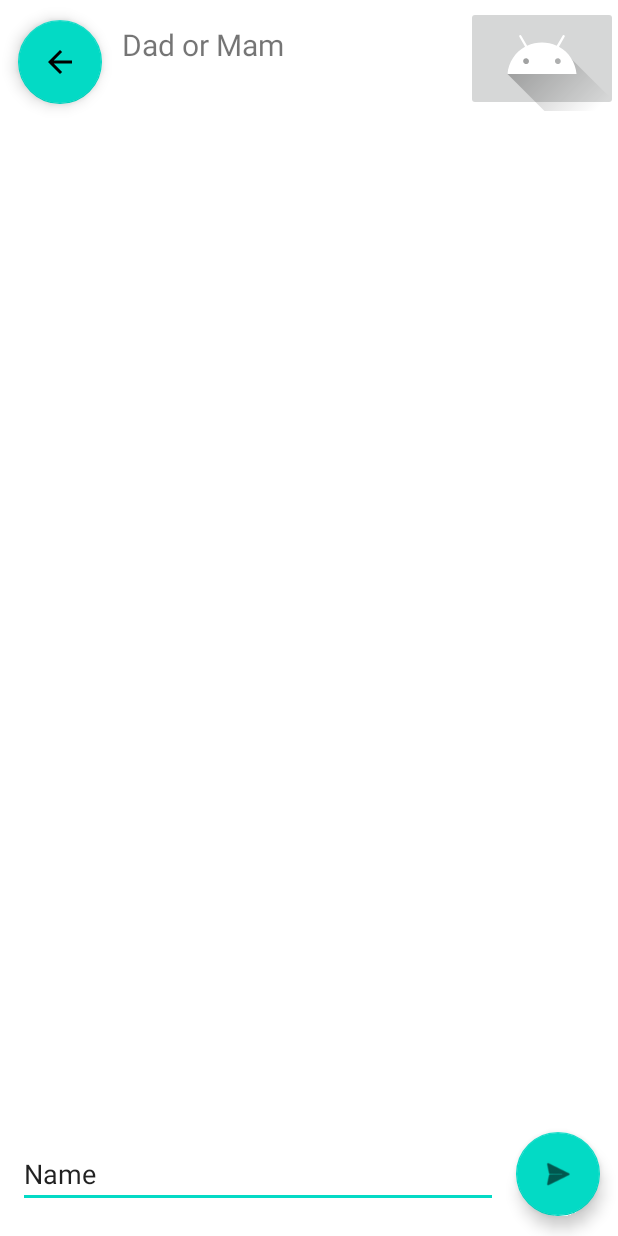
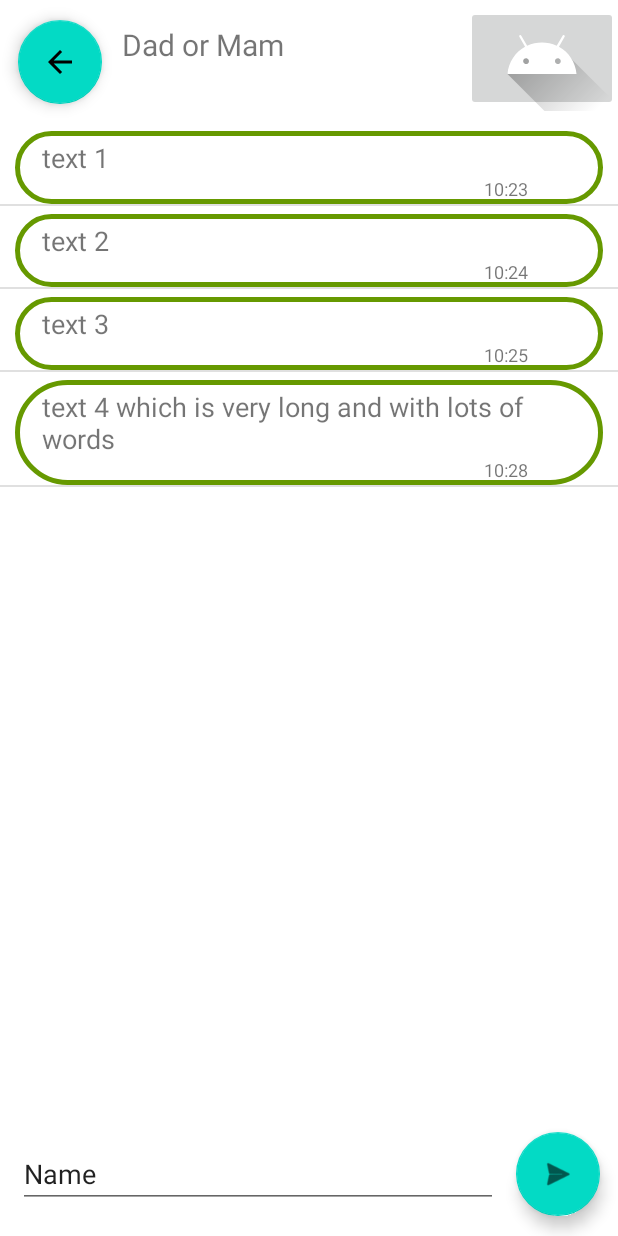
Before and after one commit to Davidkatom/MessagingApp, an Android app: the screen it shows after launch (ChatScreen before the commit, ChatActivity after it), after a tap on "SIGN IN", on a phone screen of 412 x 824 dp. Run offline under Robolectric (Android 15) with nearby library versions, the phone set to English and light mode, and no system bars.

Commit message:
chat adapter and messages and so

```diff
--- a/ex3/app/src/main/AndroidManifest.xml
+++ b/ex3/app/src/main/AndroidManifest.xml
@@ -14,7 +14,7 @@
         android:theme="@style/Theme.MyApplication"
         tools:targetApi="31">
         <activity
-            android:name=".ChatScreen"
+            android:name=".ChatActivity"
             android:exported="false" />
         <activity
             android:name=".ContactScreen"
--- /dev/null
+++ b/ex3/app/src/main/java/com/example/myapplication/ChatActivity.java
@@ -0,0 +1,40 @@
+package com.example.myapplication;
+
+import android.os.Bundle;
+import android.widget.ListView;
+
+import androidx.appcompat.app.AppCompatActivity;
+
+import com.google.android.material.floatingactionbutton.FloatingActionButton;
+
+import java.util.ArrayList;
+
+public class ChatActivity extends AppCompatActivity {
+
+    final private String [] tempMessages = {"text 1","text 2","text 3","text 4 which is very long and with lots of words"};
+    final private String [] tempMessagesTimes = {"10:23","10:24","10:25","10:28"};
+
+
+    ListView listview;
+    MessagesListAdapter adapter;
+    @Override
+    protected void onCreate(Bundle savedInstanceState) {
+        super.onCreate(savedInstanceState);
+        setContentView(R.layout.activity_chat_screen);
+
+        FloatingActionButton fab_backFromChat = findViewById(R.id.btn_backFromChat);
+        fab_backFromChat.setOnClickListener(v -> finish());
+
+        //from here we can get the messages from the database
+
+        ArrayList<Message> messages = new ArrayList<>();
+
+        for (int i = 0; i < tempMessages.length; i++) {
+            messages.add(new Message(tempMessages[i], i%2==0, "12/12/12", tempMessagesTimes[i]));
+        }
+        listview = findViewById(R.id.listView_messages);
+        adapter = new MessagesListAdapter(this, messages);
+        listview.setAdapter(adapter);
+        listview.setClickable(false);
+    }
+}
--- a/ex3/app/src/main/java/com/example/myapplication/ChatScreen.java
+++ /dev/null
@@ -1,14 +0,0 @@
-package com.example.myapplication;
-
-import android.os.Bundle;
-
-import androidx.appcompat.app.AppCompatActivity;
-
-public class ChatScreen extends AppCompatActivity {
-
-    @Override
-    protected void onCreate(Bundle savedInstanceState) {
-        super.onCreate(savedInstanceState);
-        setContentView(R.layout.activity_chat_screen);
-    }
-}
--- a/ex3/app/src/main/java/com/example/myapplication/LoginScreen.java
+++ b/ex3/app/src/main/java/com/example/myapplication/LoginScreen.java
@@ -22,7 +22,7 @@ public class LoginScreen extends AppCompatActivity {
 
         Button btnSignIn = findViewById(R.id.btnSignIn);
         btnSignIn.setOnClickListener(v->{
-            Intent i = new Intent(this,ChatScreen.class);
+            Intent i = new Intent(this, ChatActivity.class);
             startActivity(i);
         });
     }
--- /dev/null
+++ b/ex3/app/src/main/java/com/example/myapplication/Message.java
@@ -0,0 +1,31 @@
+package com.example.myapplication;
+
+public class Message {
+    private final String text;
+    private final Boolean isSent;
+    private final String Date;
+    private final String Time;
+
+    public Message(String text, Boolean isSent, String date, String time) {
+        this.text = text;
+        this.isSent = isSent;
+        Date = date;
+        Time = time;
+    }
+
+    public String getText() {
+        return text;
+    }
+
+    public Boolean getSent() {
+        return isSent;
+    }
+
+    public String getDate() {
+        return Date;
+    }
+
+    public String getTime() {
+        return Time;
+    }
+}
--- /dev/null
+++ b/ex3/app/src/main/java/com/example/myapplication/MessagesListAdapter.java
@@ -0,0 +1,38 @@
+package com.example.myapplication;
+
+import android.content.Context;
+import android.view.LayoutInflater;
+import android.view.View;
+import android.view.ViewGroup;
+import android.widget.ArrayAdapter;
+import android.widget.TextView;
+
+import androidx.annotation.Nullable;
+
+import java.util.ArrayList;
+
+public class MessagesListAdapter extends ArrayAdapter<Message> {
+
+    LayoutInflater inflater;
+
+    public MessagesListAdapter(Context context, ArrayList<Message> messages) {
+        super(context, R.layout.message_item, messages);
+        this.inflater = LayoutInflater.from(context);
+    }
+    @Nullable
+    @Override
+    public View getView(int position, @Nullable View convertView, @Nullable ViewGroup parent){
+        Message msg = getItem(position);
+        if(convertView == null)
+            convertView = inflater.inflate(R.layout.message_item, parent, false);
+
+        TextView msg_text = convertView.findViewById(R.id.Message_text);
+        TextView msg_time = convertView.findViewById(R.id.Message_time);
+
+        msg_text.setText(msg.getText());
+        msg_time.setText(msg.getTime());
+
+        return convertView;
+    }
+
+}
--- /dev/null
+++ b/ex3/app/src/main/res/drawable/message_box.xml
@@ -0,0 +1,5 @@
+<?xml version="1.0" encoding="utf-8"?>
+<shape xmlns:android="http://schemas.android.com/apk/res/android">
+<stroke android:color="@android:color/holo_green_dark" android:width="3dp"/>
+    <corners android:radius="50dp"/>
+</shape>
--- a/ex3/app/src/main/res/layout/activity_chat_screen.xml
+++ b/ex3/app/src/main/res/layout/activity_chat_screen.xml
@@ -4,7 +4,7 @@
     xmlns:tools="http://schemas.android.com/tools"
     android:layout_width="match_parent"
     android:layout_height="match_parent"
-    tools:context=".ChatScreen">
+    tools:context=".ChatActivity">
 <LinearLayout
     android:layout_width="match_parent"
     android:layout_height="match_parent"
@@ -28,12 +28,12 @@
             app:layout_constraintBottom_toBottomOf="parent"
             app:layout_constraintEnd_toStartOf="@+id/imageButton2"
             app:layout_constraintHorizontal_bias="0.101"
-            app:layout_constraintStart_toEndOf="@+id/floatingActionButton2"
+            app:layout_constraintStart_toEndOf="@+id/btn_backFromChat"
             app:layout_constraintTop_toTopOf="parent"
             app:layout_constraintVertical_bias="0.29" />
 
         <com.google.android.material.floatingactionbutton.FloatingActionButton
-            android:id="@+id/floatingActionButton2"
+            android:id="@+id/btn_backFromChat"
             android:layout_width="wrap_content"
             android:layout_height="wrap_content"
             android:layout_marginStart="12dp"
@@ -65,6 +65,13 @@
         app:layout_constraintEnd_toEndOf="parent"
         app:layout_constraintStart_toStartOf="parent">
 
+        <ListView
+            android:id="@+id/listView_messages"
+            android:layout_width="match_parent"
+            android:layout_height="match_parent"
+            tools:listitem="@layout/message_item">
+
+        </ListView>
 
     </LinearLayout>
     <androidx.constraintlayout.widget.ConstraintLayout
--- /dev/null
+++ b/ex3/app/src/main/res/layout/message_item.xml
@@ -0,0 +1,57 @@
+<?xml version="1.0" encoding="utf-8"?>
+<LinearLayout xmlns:android="http://schemas.android.com/apk/res/android"
+    xmlns:app="http://schemas.android.com/apk/res-auto"
+    android:layout_width="match_parent"
+    android:layout_height="match_parent">
+    <androidx.constraintlayout.widget.ConstraintLayout
+        android:layout_width="match_parent"
+        android:layout_height="match_parent"
+        android:paddingHorizontal="10dp">
+
+        <LinearLayout
+            android:id="@+id/linearLayout"
+            android:layout_width="match_parent"
+            android:layout_height="wrap_content"
+            android:paddingHorizontal="10dp"
+            android:layout_marginVertical="5dp"
+            android:background="@drawable/message_box"
+            android:orientation="vertical"
+            app:layout_constraintEnd_toEndOf="parent"
+            app:layout_constraintStart_toStartOf="parent"
+            app:layout_constraintTop_toTopOf="parent">
+
+            <TextView
+                android:id="@+id/Message_text"
+                android:layout_width="wrap_content"
+                android:layout_height="match_parent"
+                android:layout_marginStart="8dp"
+                android:layout_marginEnd="32dp"
+                android:paddingTop="5dp"
+                android:text="text message like hsd as man!"
+                android:textSize="18sp"
+                app:layout_constraintBottom_toBottomOf="@+id/linearLayout"
+                app:layout_constraintEnd_toEndOf="@+id/linearLayout"
+                app:layout_constraintStart_toStartOf="@+id/linearLayout"
+                app:layout_constraintTop_toTopOf="@+id/linearLayout" />
+
+            <TextView
+                android:id="@+id/Message_time"
+                android:layout_width="wrap_content"
+                android:layout_height="wrap_content"
+                android:paddingEnd="40dp"
+                android:paddingBottom="2dp"
+                android:paddingStart="40dp"
+                android:layout_gravity="end"
+                android:text="@string/time"
+                android:textSize="12sp"
+                app:layout_constraintBottom_toBottomOf="@+id/linearLayout"
+                app:layout_constraintEnd_toEndOf="parent"
+                app:layout_constraintStart_toEndOf="@+id/Message_text"
+                app:layout_constraintTop_toTopOf="@+id/linearLayout" />
+
+
+        </LinearLayout>
+
+    </androidx.constraintlayout.widget.ConstraintLayout>
+
+</LinearLayout>
```
